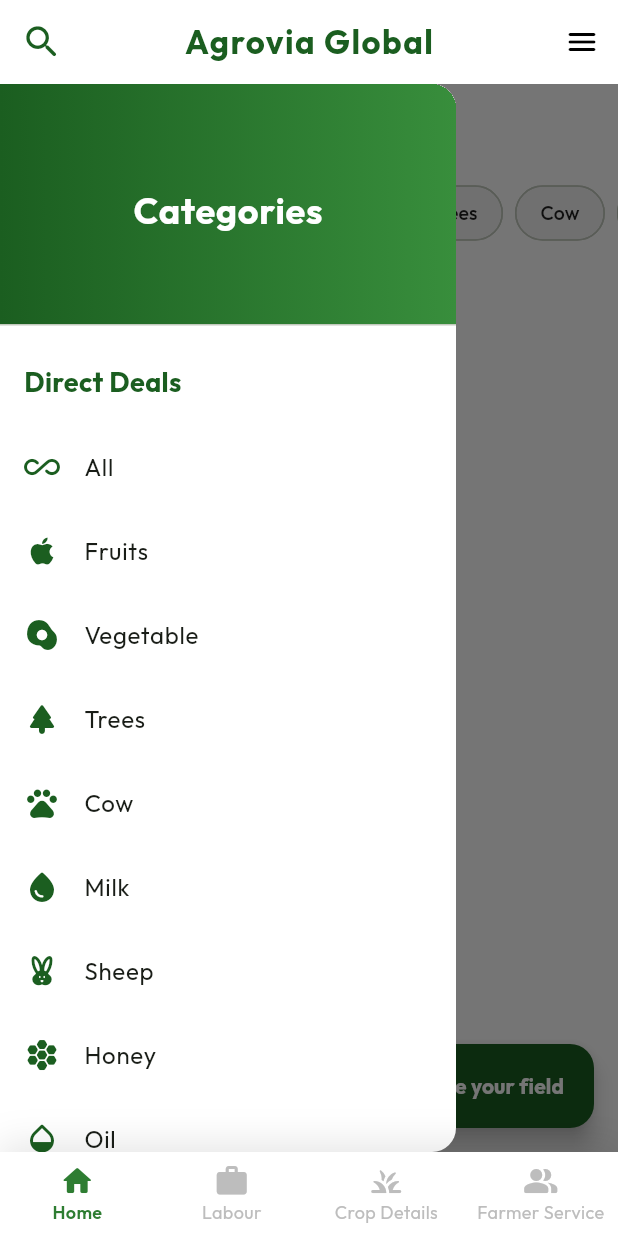
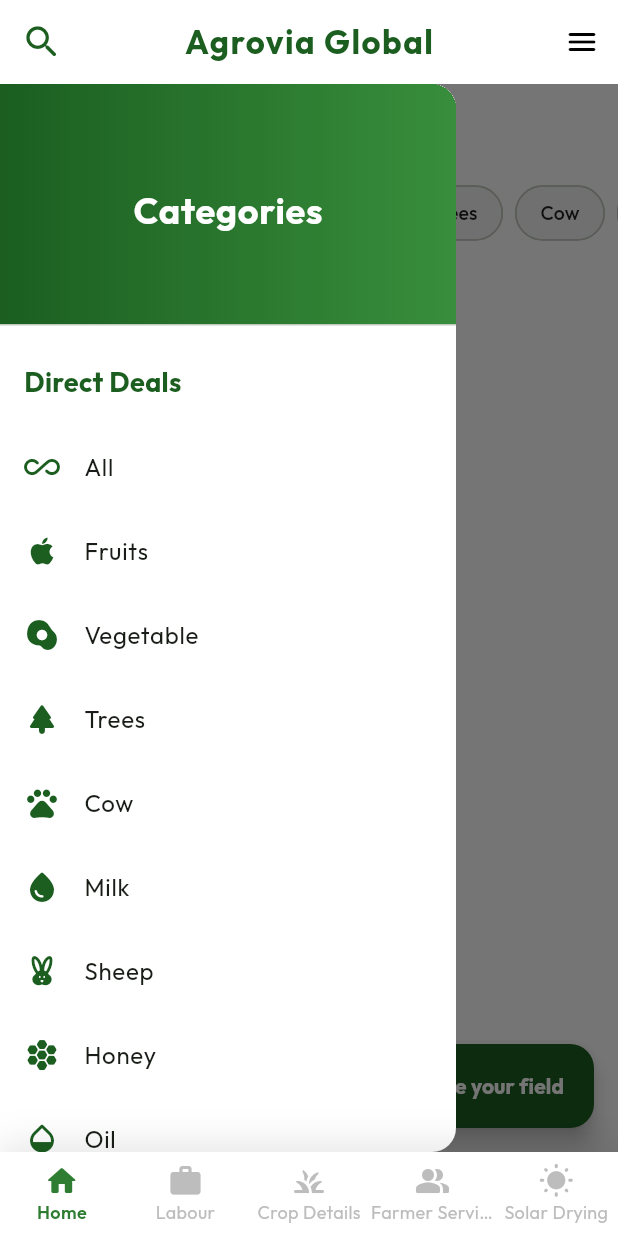
Before and after one commit to ajithBabu182002/Agri_seva, a Flutter app: the HomePage screen opened by its route, after a tap on the "menu" icon, on a phone screen of 412 x 824 dp. Run offline on Flutter 3.47's test engine with Material 3 defaults, Android fonts, the phone set to English and light mode, and no system bars; our stand-ins replace google_fonts, image_picker, intl_phone_field, qr_flutter, screenshot, share_plus and 1 more; missing offline and left inert: country_state_city_picker; accounts and stored records are empty; network calls fail.

Commit message:
Implement Agro-QR Digital Birth Certificate and Solar-Drying Assistant modules with premium UI, sharing functionality, and post-harvest AI workflow logic

```diff
--- a/lib/home.dart
+++ b/lib/home.dart
@@ -8,6 +8,7 @@ import 'crop.dart';
 import 'farmerservice.dart';
 import 'labour.dart';
 import 'sub_homedetailsicon.dart';
+import 'solar_drying.dart';
 
 class HomePage extends StatefulWidget {
   const HomePage({super.key});
@@ -614,6 +615,7 @@ class _HomePageState extends State<HomePage> {
             onUpdateSuccess: () => setState(() => _selectedIndex = 3)
           ),
           FarmerServicePage(filterCriteria: filterCriteria),
+          SolarDryingPage(filterCriteria: filterCriteria),
         ],
       ),
       bottomNavigationBar: Container(
@@ -654,6 +656,10 @@ class _HomePageState extends State<HomePage> {
             BottomNavigationBarItem(
               icon: Icon(Icons.people_alt_rounded),
               label: 'Farmer Service',
+            ),
+            BottomNavigationBarItem(
+              icon: Icon(Icons.wb_sunny_rounded),
+              label: 'Solar Drying',
             ),
           ],
         ),
--- /dev/null
+++ b/lib/solar_drying.dart
@@ -0,0 +1,319 @@
+import 'package:flutter/material.dart';
+import 'package:google_fonts/google_fonts.dart';
+import 'package:supabase_flutter/supabase_flutter.dart';
+import 'package:intl/intl.dart';
+// import 'package:weather/weather.dart'; // Commented out until API key is provided
+// import 'package:geolocator/geolocator.dart';
+
+class SolarDryingPage extends StatefulWidget {
+  final Map<String, dynamic> filterCriteria;
+  const SolarDryingPage({super.key, required this.filterCriteria});
+
+  @override
+  State<SolarDryingPage> createState() => _SolarDryingPageState();
+}
+
+class _SolarDryingPageState extends State<SolarDryingPage> {
+  bool _isLoading = true;
+  List<Map<String, dynamic>> _activeSessions = [];
+  final _cropController = TextEditingController();
+
+  @override
+  void initState() {
+    super.initState();
+    _fetchSessions();
+  }
+
+  Future<void> _fetchSessions() async {
+    final user = Supabase.instance.client.auth.currentUser;
+    if (user == null) return;
+
+    try {
+      final data = await Supabase.instance.client
+          .from('drying_sessions')
+          .select()
+          .eq('profile_id', user.id)
+          .eq('status', 'drying')
+          .order('start_time', ascending: false);
+
+      setState(() {
+        _activeSessions = List<Map<String, dynamic>>.from(data);
+        _isLoading = false;
+      });
+    } catch (e) {
+      debugPrint("Error fetching sessions: $e");
+      setState(() => _isLoading = false);
+    }
+  }
+
+  Future<void> _startDryingSession() async {
+    if (_cropController.text.trim().isEmpty) return;
+
+    final user = Supabase.instance.client.auth.currentUser;
+    setState(() => _isLoading = true);
+
+    try {
+      // Mocked weather for logic demonstration
+      // In production, use Geolocator and Weather package
+      double mockTemp = 32.5;
+      double mockHumidity = 65.0;
+      String mockCondition = "Partly Cloudy";
+
+      // Drying Efficiency Logic:
+      // Efficiency decreases as humidity increases
+      double efficiency = (100 - mockHumidity) * (mockTemp / 30);
+      if (efficiency > 100) efficiency = 100;
+      if (efficiency < 0) efficiency = 0;
+
+      await Supabase.instance.client.from('drying_sessions').insert({
+        'profile_id': user!.id,
+        'crop_name': _cropController.text.trim(),
+        'temp': mockTemp,
+        'humidity': mockHumidity,
+        'efficiency': efficiency,
+        'weather_condition': mockCondition,
+        'status': 'drying',
+      });
+
+      _cropController.clear();
+      await _fetchSessions();
+    } catch (e) {
+      debugPrint("Error starting session: $e");
+    } finally {
+      setState(() => _isLoading = false);
+    }
+  }
+
+  Future<void> _stopSession(dynamic id) async {
+    try {
+      await Supabase.instance.client
+          .from('drying_sessions')
+          .update({'status': 'completed'})
+          .eq('id', id);
+      await _fetchSessions();
+    } catch (e) {
+      debugPrint("Error stopping session: $e");
+    }
+  }
+
+  @override
+  Widget build(BuildContext context) {
+    return Scaffold(
+      backgroundColor: const Color(0xFFF8FAFC),
+      body: _isLoading
+        ? const Center(child: CircularProgressIndicator(color: Color(0xFF1B5E20)))
+        : CustomScrollView(
+            slivers: [
+              _buildHeader(),
+              SliverToBoxAdapter(child: _buildInputCard()),
+              _buildSessionsList(),
+            ],
+          ),
+    );
+  }
+
+  Widget _buildHeader() {
+    return SliverToBoxAdapter(
+      child: Container(
+        padding: const EdgeInsets.only(top: 40, left: 24, right: 24, bottom: 24),
+        decoration: const BoxDecoration(
+          color: Colors.white,
+          borderRadius: BorderRadius.only(bottomLeft: Radius.circular(30), bottomRight: Radius.circular(30)),
+        ),
+        child: Column(
+          crossAxisAlignment: CrossAxisAlignment.start,
+          children: [
+            Text("Solar Drying", style: GoogleFonts.outfit(fontSize: 28, fontWeight: FontWeight.bold, color: const Color(0xFF1B5E20))),
+            Text("AI Post-Harvest Workflow Assistant", style: GoogleFonts.outfit(fontSize: 14, color: Colors.grey[600])),
+          ],
+        ),
+      ),
+    );
+  }
+
+  Widget _buildInputCard() {
+    return Container(
+      margin: const EdgeInsets.all(24),
+      padding: const EdgeInsets.all(24),
+      decoration: BoxDecoration(
+        color: Colors.white,
+        borderRadius: BorderRadius.circular(24),
+        boxShadow: [BoxShadow(color: Colors.black.withOpacity(0.05), blurRadius: 20, offset: const Offset(0, 10))],
+      ),
+      child: Column(
+        crossAxisAlignment: CrossAxisAlignment.start,
+        children: [
+          Row(
+            children: [
+              const Icon(Icons.wb_sunny_rounded, color: Colors.orange, size: 28),
+              const SizedBox(width: 12),
+              Text("Start New Drying", style: GoogleFonts.outfit(fontSize: 18, fontWeight: FontWeight.bold)),
+            ],
+          ),
+          const SizedBox(height: 20),
+          TextField(
+            controller: _cropController,
+            decoration: InputDecoration(
+              hintText: "What are you drying? (e.g. Pepper, Grain)",
+              hintStyle: GoogleFonts.outfit(color: Colors.grey),
+              filled: true,
+              fillColor: const Color(0xFFF1F5F9),
+              border: OutlineInputBorder(borderRadius: BorderRadius.circular(16), borderSide: BorderSide.none),
+              contentPadding: const EdgeInsets.all(18),
+            ),
+          ),
+          const SizedBox(height: 16),
+          SizedBox(
+            width: double.infinity,
+            child: ElevatedButton(
+              onPressed: _startDryingSession,
+              style: ElevatedButton.styleFrom(
+                backgroundColor: const Color(0xFF1B5E20),
+                foregroundColor: Colors.white,
+                padding: const EdgeInsets.symmetric(vertical: 16),
+                shape: RoundedRectangleBorder(borderRadius: BorderRadius.circular(16)),
+              ),
+              child: Text("Start Assistant", style: GoogleFonts.outfit(fontWeight: FontWeight.bold)),
+            ),
+          ),
+        ],
+      ),
+    );
+  }
+
+  Widget _buildSessionsList() {
+    if (_activeSessions.isEmpty) {
+      return SliverFillRemaining(
+        child: Center(
+          child: Column(
+            mainAxisAlignment: MainAxisAlignment.center,
+            children: [
+              Icon(Icons.cloud_off_rounded, size: 64, color: Colors.grey[300]),
+              const SizedBox(height: 16),
+              Text("No active drying sessions", style: GoogleFonts.outfit(color: Colors.grey)),
+            ],
+          ),
+        ),
+      );
+    }
+
+    return SliverPadding(
+      padding: const EdgeInsets.symmetric(horizontal: 24),
+      sliver: SliverList(
+        delegate: SliverChildBuilderDelegate(
+          (context, index) {
+            final session = _activeSessions[index];
+            return _buildSessionCard(session);
+          },
+          childCount: _activeSessions.length,
+        ),
+      ),
+    );
+  }
+
+  Widget _buildSessionCard(Map<String, dynamic> session) {
+    double efficiency = session['efficiency'] ?? 0;
+    double humidity = session['humidity'] ?? 0;
+
+    // Workflow Logic Recommendations
+    String advice = "";
+    Color adviceColor = Colors.blue;
+    if (humidity > 70) {
+      advice = "High Humidity! Turn crops every 1 hour to prevent fungus.";
+      adviceColor = Colors.red;
+    } else if (humidity > 50) {
+      advice = "Moderate humidity. Turn crops every 3 hours for uniform drying.";
+      adviceColor = Colors.orange;
+    } else {
+      advice = "Great drying conditions! Turn twice daily.";
+      adviceColor = Colors.green;
+    }
+
+    return Container(
+      margin: const EdgeInsets.only(bottom: 20),
+      padding: const EdgeInsets.all(20),
+      decoration: BoxDecoration(
+        color: Colors.white,
+        borderRadius: BorderRadius.circular(24),
+        border: Border.all(color: const Color(0xFFE2E8F0)),
+      ),
+      child: Column(
+        crossAxisAlignment: CrossAxisAlignment.start,
+        children: [
+          Row(
+            mainAxisAlignment: MainAxisAlignment.spaceBetween,
+            children: [
+              Column(
+                crossAxisAlignment: CrossAxisAlignment.start,
+                children: [
+                  Text(session['crop_name']?.toUpperCase() ?? "HARVEST", style: GoogleFonts.outfit(fontSize: 18, fontWeight: FontWeight.w900, color: const Color(0xFF064E3B))),
+                  Text("Started: ${DateFormat('hh:mm a').format(DateTime.parse(session['start_time']))}", style: GoogleFonts.outfit(fontSize: 12, color: Colors.grey)),
+                ],
+              ),
+              IconButton(onPressed: () => _stopSession(session['id']), icon: const Icon(Icons.check_circle_rounded, color: Colors.green, size: 30)),
+            ],
+          ),
+          const SizedBox(height: 20),
+          Row(
+            children: [
+              _metricTile(Icons.speed_rounded, "Efficiency", "${efficiency.toInt()}%"),
+              const SizedBox(width: 12),
+              _metricTile(Icons.water_drop_rounded, "Humidity", "${humidity.toInt()}%"),
+              const SizedBox(width: 12),
+              _metricTile(Icons.thermostat_rounded, "Temp", "${session['temp']}°C"),
+            ],
+          ),
+          const SizedBox(height: 24),
+          Container(
+            padding: const EdgeInsets.all(16),
+            decoration: BoxDecoration(
+              color: adviceColor.withOpacity(0.1),
+              borderRadius: BorderRadius.circular(16),
+              border: Border.all(color: adviceColor.withOpacity(0.2)),
+            ),
+            child: Row(
+              children: [
+                Icon(Icons.info_rounded, color: adviceColor, size: 20),
+                const SizedBox(width: 12),
+                Expanded(
+                  child: Text(
+                    advice,
+                    style: GoogleFonts.outfit(fontSize: 13, color: adviceColor, fontWeight: FontWeight.bold),
+                  ),
+                ),
+              ],
+            ),
+          ),
+          const SizedBox(height: 16),
+          // Progress bar
+          ClipRRect(
+            borderRadius: BorderRadius.circular(10),
+            child: LinearProgressIndicator(
+              value: efficiency / 100,
+              backgroundColor: const Color(0xFFF1F5F9),
+              color: const Color(0xFF1B5E20),
+              minHeight: 8,
+            ),
+          ),
+        ],
+      ),
+    );
+  }
+
+  Widget _metricTile(IconData icon, String label, String value) {
+    return Expanded(
+      child: Container(
+        padding: const EdgeInsets.all(12),
+        decoration: BoxDecoration(color: const Color(0xFFF8FAFC), borderRadius: BorderRadius.circular(16)),
+        child: Column(
+          children: [
+            Icon(icon, size: 16, color: const Color(0xFF1B5E20)),
+            const SizedBox(height: 4),
+            Text(label, style: GoogleFonts.outfit(fontSize: 9, color: Colors.grey)),
+            Text(value, style: GoogleFonts.outfit(fontSize: 14, fontWeight: FontWeight.bold, color: const Color(0xFF064E3B))),
+          ],
+        ),
+      ),
+    );
+  }
+}
--- a/pubspec.yaml
+++ b/pubspec.yaml
@@ -46,6 +46,9 @@ dependencies:
   screenshot: ^3.0.0
   share_plus: ^10.1.4
   path_provider: ^2.1.5
+  weather: ^3.0.1
+  geolocator: ^13.0.2
+  flutter_local_notifications: ^18.0.1
 
 dev_dependencies:
   flutter_test:
```
Also changed, not shown: pubspec.lock, 3 other files.
